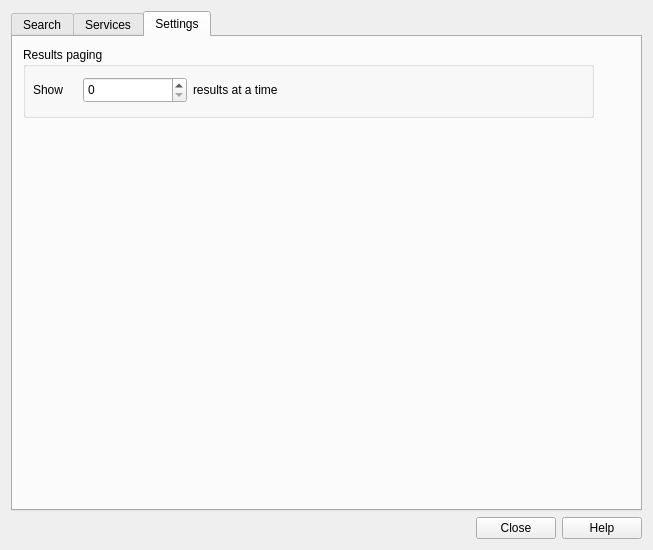
The window that plugin/MetaSearch/ui/maindialog.ui (nextgis/qgis_cswclient) describes before a commit, drawn with Qt 5.
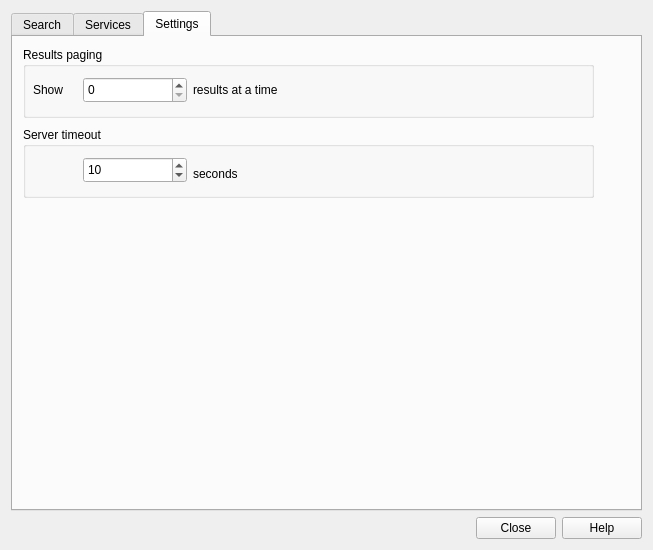
The same window after the commit. The open tabs and pages were chosen to show the change.

Commit message: add server timeout as plugin setting

Patch:
```diff
--- a/plugin/MetaSearch/ui/maindialog.ui
+++ b/plugin/MetaSearch/ui/maindialog.ui
@@ -480,6 +480,45 @@
         </property>
        </widget>
       </widget>
+      <widget class="QGroupBox" name="groupBox_4">
+       <property name="geometry">
+        <rect>
+         <x>10</x>
+         <y>90</y>
+         <width>571</width>
+         <height>71</height>
+        </rect>
+       </property>
+       <property name="title">
+        <string>Server timeout</string>
+       </property>
+       <widget class="QSpinBox" name="spnTimeout">
+        <property name="geometry">
+         <rect>
+          <x>60</x>
+          <y>30</y>
+          <width>104</width>
+          <height>26</height>
+         </rect>
+        </property>
+        <property name="value">
+         <number>10</number>
+        </property>
+       </widget>
+       <widget class="QLabel" name="label_9">
+        <property name="geometry">
+         <rect>
+          <x>170</x>
+          <y>40</y>
+          <width>46</width>
+          <height>13</height>
+         </rect>
+        </property>
+        <property name="text">
+         <string>seconds</string>
+        </property>
+       </widget>
+      </widget>
      </widget>
     </widget>
    </item>
```
The commit also changes 2 other files.
